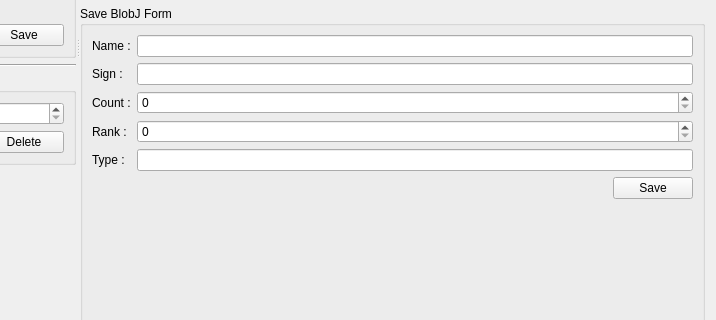
Qt form dialog.ui (AyNeumann/DraftQtProject) before a commit; both pictures show x 540 to 1256 and y 337 to 657 of the 1256 by 767 pixel window.
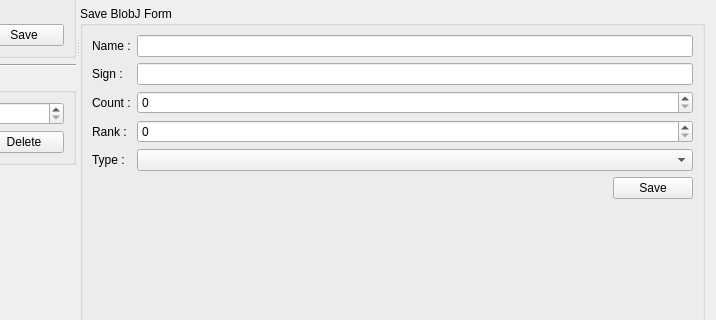
The same form after that commit.

Commit message: ADD GET AND ALL BLOBJ TYPES IN COMBO BOX FORM

Patch:
```diff
--- a/dialog.ui
+++ b/dialog.ui
@@ -31,7 +31,7 @@
      <property name="orientation">
       <enum>Qt::Horizontal</enum>
      </property>
-     <widget class="QWidget" name="">
+     <widget class="QWidget" name="layoutWidget">
       <layout class="QVBoxLayout" name="verticalLayout_9">
        <item>
         <widget class="QGroupBox" name="groupBox">
@@ -467,7 +467,7 @@
                 </widget>
                </item>
                <item row="4" column="1">
-                <widget class="QLineEdit" name="lE_BlobJType"/>
+                <widget class="QComboBox" name="cB_BlobJType"/>
                </item>
               </layout>
              </item>
```
The commit also changes 3 other files.
